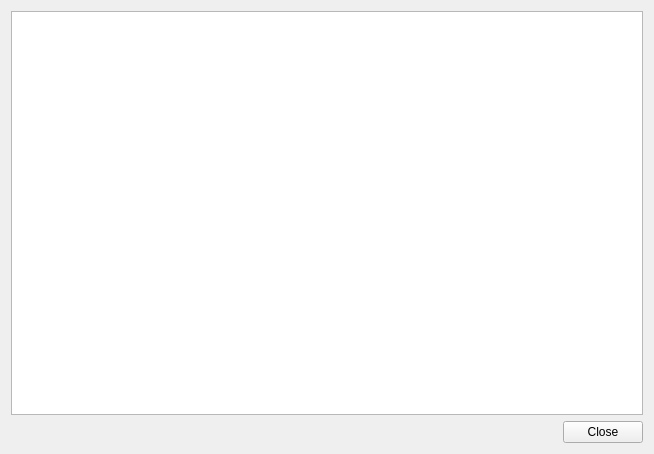
Komet/MediaElch, file sets/MovieListDialog.ui: the form before one commit.
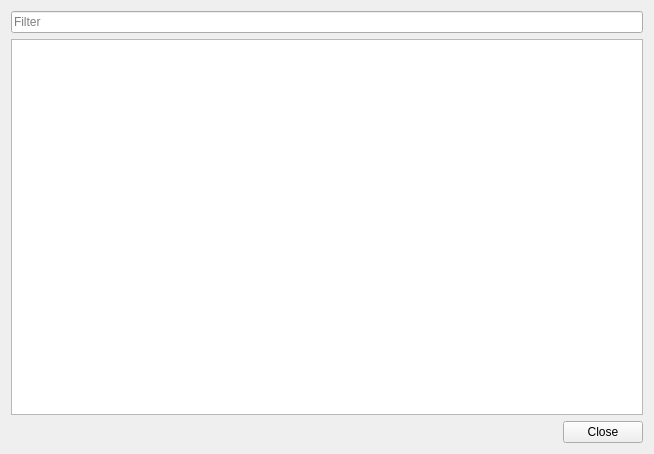
The form after the commit. Icons and pictures are not drawn. Custom widgets are drawn as their Qt base class.

Commit message: Fixes #103 Sort and filter movie list in MovieListDialog

```diff
--- a/sets/MovieListDialog.ui
+++ b/sets/MovieListDialog.ui
@@ -25,6 +25,13 @@
    <bool>true</bool>
   </property>
   <layout class="QVBoxLayout" name="verticalLayout">
+   <item>
+    <widget class="MyLineEdit" name="filter">
+     <property name="placeholderText">
+      <string>Filter</string>
+     </property>
+    </widget>
+   </item>
    <item>
     <widget class="QTableWidget" name="movies">
      <property name="styleSheet">
@@ -90,6 +97,13 @@
    </item>
   </layout>
  </widget>
+ <customwidgets>
+  <customwidget>
+   <class>MyLineEdit</class>
+   <extends>QLineEdit</extends>
+   <header>smallWidgets/MyLineEdit.h</header>
+  </customwidget>
+ </customwidgets>
  <resources/>
  <connections/>
 </ui>
```
The commit also changes 2 other files.
